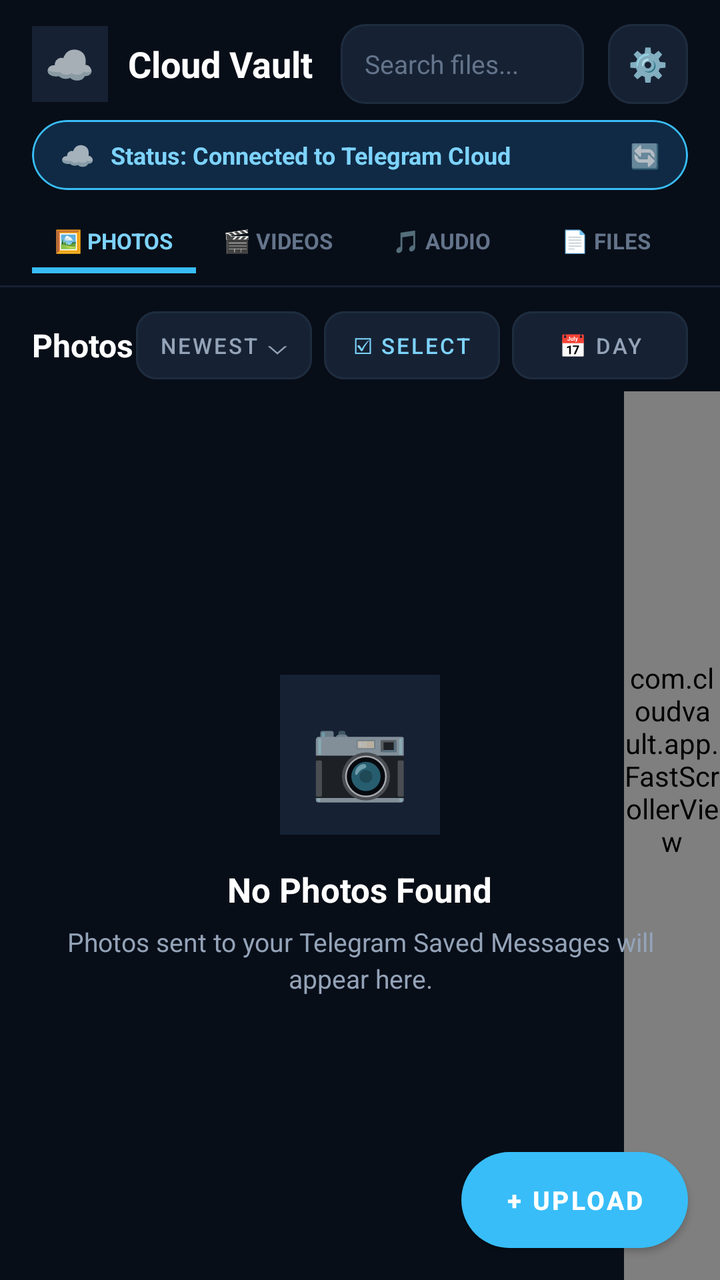
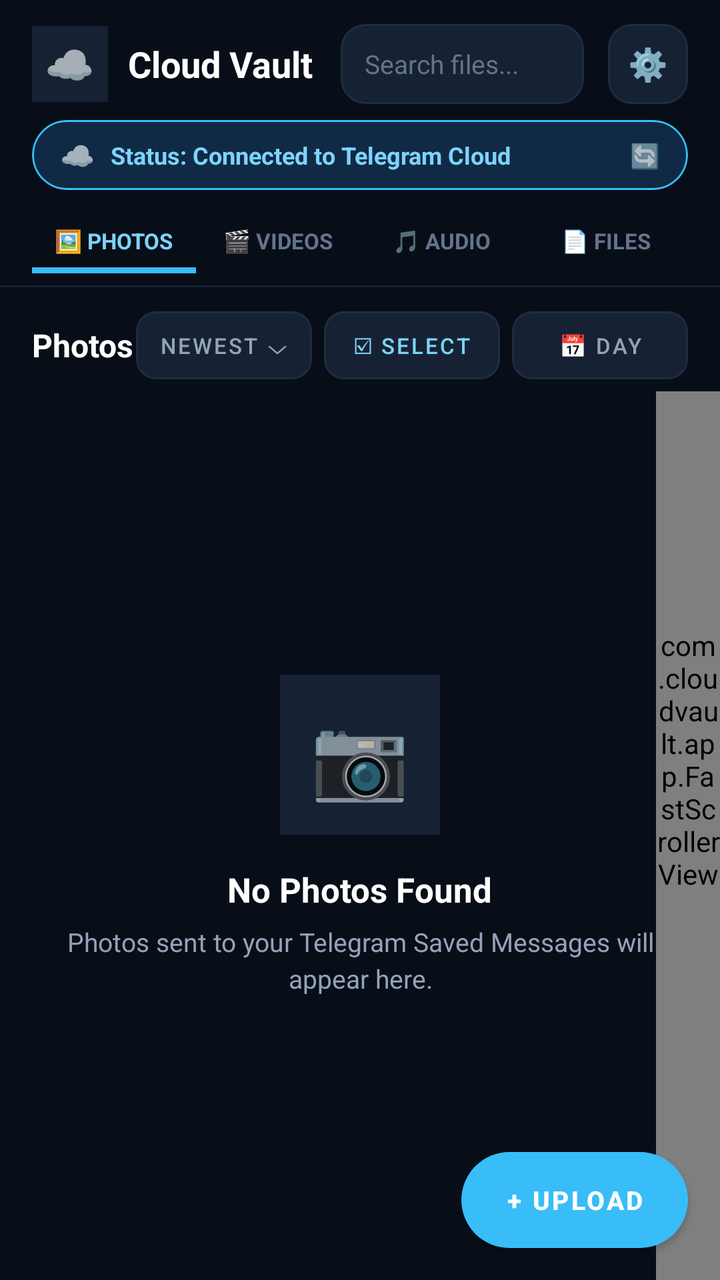

Two renders of the same Android screen: before a commit and after it. Below are the layout's source before the change and the commit's diff.
<!-- AndroidManifest.xml: application theme Theme.CloudVault -->
<!-- res/layout/activity_main.xml -->
<?xml version="1.0" encoding="utf-8"?>
<LinearLayout xmlns:android="http://schemas.android.com/apk/res/android"
    xmlns:app="http://schemas.android.com/apk/res-auto"
    android:layout_width="match_parent"
    android:layout_height="match_parent"
    android:orientation="vertical"
    android:background="@color/bg_dark">

    
    <LinearLayout
        android:id="@+id/layoutNormalTopBar"
        android:layout_width="match_parent"
        android:layout_height="wrap_content"
        android:orientation="horizontal"
        android:gravity="center_vertical"
        android:paddingStart="16dp"
        android:paddingEnd="16dp"
        android:paddingTop="12dp"
        android:paddingBottom="8dp">

        
        <LinearLayout
            android:layout_width="wrap_content"
            android:layout_height="wrap_content"
            android:orientation="horizontal"
            android:gravity="center_vertical">

            <FrameLayout
                android:layout_width="38dp"
                android:layout_height="38dp"
                android:background="@drawable/ic_launcher_background"
                android:backgroundTint="@color/bg_surface_elevated">

                <TextView
                    android:layout_width="wrap_content"
                    android:layout_height="wrap_content"
                    android:layout_gravity="center"
                    android:text="☁️"
                    android:textSize="20sp" />
            </FrameLayout>

            <TextView
                android:layout_width="wrap_content"
                android:layout_height="wrap_content"
                android:layout_marginStart="10dp"
                android:text="Cloud Vault"
                android:textColor="@color/text_primary"
                android:textSize="18sp"
                android:textStyle="bold" />
        </LinearLayout>

        <EditText
            android:id="@+id/etSearch"
            android:layout_width="0dp"
            android:layout_height="40dp"
            android:layout_weight="1"
            android:layout_marginStart="14dp"
            android:layout_marginEnd="8dp"
            android:background="@drawable/bg_search"
            android:hint="Search files..."
            android:textColorHint="@color/text_muted"
            android:textColor="@color/text_primary"
            android:textSize="13sp"
            android:paddingStart="12dp"
            android:paddingEnd="12dp"
            android:singleLine="true"
            android:imeOptions="actionSearch" />

        
        <com.google.android.material.button.MaterialButton
            android:id="@+id/btnSettings"
            android:layout_width="40dp"
            android:layout_height="40dp"
            android:layout_marginStart="4dp"
            android:text="⚙️"
            android:textColor="@color/text_primary"
            android:textSize="16sp"
            app:cornerRadius="12dp"
            app:backgroundTint="@color/bg_surface_elevated"
            app:strokeColor="@color/card_border"
            app:strokeWidth="1dp"
            android:padding="0dp"
            android:insetTop="0dp"
            android:insetBottom="0dp"
            android:insetLeft="0dp"
            android:insetRight="0dp"
            style="@style/Widget.MaterialComponents.Button" />
    </LinearLayout>

    
    <LinearLayout
        android:id="@+id/layoutSelectionTopBar"
        android:layout_width="match_parent"
        android:layout_height="wrap_content"
        android:orientation="horizontal"
        android:gravity="center_vertical"
        android:paddingStart="16dp"
        android:paddingEnd="16dp"
        android:paddingTop="12dp"
        android:paddingBottom="8dp"
        android:visibility="gone"
        android:background="@color/bg_surface">

        
        <TextView
            android:id="@+id/btnCloseSelection"
            android:layout_width="40dp"
            android:layout_height="40dp"
            android:gravity="center"
            android:text="✕"
            android:textColor="@color/text_primary"
            android:textSize="20sp"
            android:background="?attr/selectableItemBackgroundBorderless" />

        
        <TextView
            android:id="@+id/tvSelectionCount"
            android:layout_width="0dp"
            android:layout_height="wrap_content"
            android:layout_weight="1"
            android:layout_marginStart="12dp"
            android:text="1 item selected"
            android:textColor="@color/text_primary"
            android:textSize="17sp"
            android:textStyle="bold" />

        
        <com.google.android.material.button.MaterialButton
            android:id="@+id/btnSelectAll"
            android:layout_width="wrap_content"
            android:layout_height="36dp"
            android:text="Select All"
            android:textColor="@color/accent_cyan_bright"
            android:textSize="12sp"
            android:textStyle="bold"
            app:cornerRadius="18dp"
            app:backgroundTint="@color/bg_surface_elevated"
            app:strokeColor="@color/card_border"
            app:strokeWidth="1dp"
            android:paddingStart="14dp"
            android:paddingEnd="14dp"
            android:insetTop="0dp"
            android:insetBottom="0dp"
            style="@style/Widget.MaterialComponents.Button" />
    </LinearLayout>

    
    <com.google.android.material.card.MaterialCardView
        android:id="@+id/cardStatusBanner"
        android:layout_width="match_parent"
        android:layout_height="wrap_content"
        android:layout_marginStart="16dp"
        android:layout_marginEnd="16dp"
        app:cardCornerRadius="20dp"
        app:cardElevation="0dp"
        app:cardBackgroundColor="@color/status_pill_bg"
        app:strokeColor="@color/status_pill_border"
        app:strokeWidth="1dp"
        android:clickable="true"
        android:focusable="true">

        <LinearLayout
            android:layout_width="match_parent"
            android:layout_height="wrap_content"
            android:orientation="horizontal"
            android:gravity="center_vertical"
            android:paddingStart="14dp"
            android:paddingEnd="14dp"
            android:paddingTop="8dp"
            android:paddingBottom="8dp">

            <TextView
                android:layout_width="wrap_content"
                android:layout_height="wrap_content"
                android:text="☁️"
                android:textSize="14sp" />

            <TextView
                android:id="@+id/tvStatus"
                android:layout_width="0dp"
                android:layout_height="wrap_content"
                android:layout_weight="1"
                android:layout_marginStart="8dp"
                android:text="Status: Connected to Telegram Cloud"
                android:textColor="@color/accent_cyan_bright"
                android:textSize="12sp"
                android:textStyle="bold"
                android:maxLines="1"
                android:ellipsize="end" />

            <TextView
                android:layout_width="wrap_content"
                android:layout_height="wrap_content"
                android:text="🔄"
                android:textSize="12sp" />
        </LinearLayout>
    </com.google.android.material.card.MaterialCardView>

    
    <LinearLayout
        android:layout_width="match_parent"
        android:layout_height="wrap_content"
        android:layout_marginTop="12dp"
        android:paddingStart="16dp"
        android:paddingEnd="16dp"
        android:orientation="horizontal">

        <LinearLayout
            android:id="@+id/tabPhotosContainer"
            android:layout_width="0dp"
            android:layout_height="wrap_content"
            android:layout_weight="1"
            android:orientation="vertical"
            android:gravity="center"
            android:paddingTop="6dp"
            android:paddingBottom="6dp"
            android:background="?attr/selectableItemBackground"
            android:clickable="true"
            android:focusable="true">

            <TextView
                android:id="@+id/tvTabPhotosLabel"
                android:layout_width="wrap_content"
                android:layout_height="wrap_content"
                android:text="🖼 PHOTOS"
                android:textColor="@color/accent_cyan_bright"
                android:textSize="11sp"
                android:textStyle="bold"
                android:singleLine="true" />

            <View
                android:id="@+id/tabPhotosIndicator"
                android:layout_width="match_parent"
                android:layout_height="3dp"
                android:layout_marginTop="6dp"
                android:background="@color/accent_cyan" />
        </LinearLayout>

        <LinearLayout
            android:id="@+id/tabVideosContainer"
            android:layout_width="0dp"
            android:layout_height="wrap_content"
            android:layout_weight="1"
            android:orientation="vertical"
            android:gravity="center"
            android:paddingTop="6dp"
            android:paddingBottom="6dp"
            android:background="?attr/selectableItemBackground"
            android:clickable="true"
            android:focusable="true">

            <TextView
                android:id="@+id/tvTabVideosLabel"
                android:layout_width="wrap_content"
                android:layout_height="wrap_content"
                android:text="🎬 VIDEOS"
                android:textColor="@color/tab_inactive"
                android:textSize="11sp"
                android:textStyle="bold"
                android:singleLine="true" />

            <View
                android:id="@+id/tabVideosIndicator"
                android:layout_width="match_parent"
                android:layout_height="3dp"
                android:layout_marginTop="6dp"
                android:background="@android:color/transparent" />
        </LinearLayout>

        <LinearLayout
            android:id="@+id/tabAudiosContainer"
            android:layout_width="0dp"
            android:layout_height="wrap_content"
            android:layout_weight="1"
            android:orientation="vertical"
            android:gravity="center"
            android:paddingTop="6dp"
            android:paddingBottom="6dp"
            android:background="?attr/selectableItemBackground"
            android:clickable="true"
            android:focusable="true">

            <TextView
                android:id="@+id/tvTabAudiosLabel"
                android:layout_width="wrap_content"
                android:layout_height="wrap_content"
                android:text="🎵 AUDIO"
                android:textColor="@color/tab_inactive"
                android:textSize="11sp"
                android:textStyle="bold"
                android:singleLine="true" />

            <View
                android:id="@+id/tabAudiosIndicator"
                android:layout_width="match_parent"
                android:layout_height="3dp"
                android:layout_marginTop="6dp"
                android:background="@android:color/transparent" />
        </LinearLayout>

        <LinearLayout
            android:id="@+id/tabFilesContainer"
            android:layout_width="0dp"
            android:layout_height="wrap_content"
            android:layout_weight="1"
            android:orientation="vertical"
            android:gravity="center"
            android:paddingTop="6dp"
            android:paddingBottom="6dp"
            android:background="?attr/selectableItemBackground"
            android:clickable="true"
            android:focusable="true">

            <TextView
                android:id="@+id/tvTabFilesLabel"
                android:layout_width="wrap_content"
                android:layout_height="wrap_content"
                android:text="📄 FILES"
                android:textColor="@color/tab_inactive"
                android:textSize="11sp"
                android:textStyle="bold"
                android:singleLine="true" />

            <View
                android:id="@+id/tabFilesIndicator"
                android:layout_width="match_parent"
                android:layout_height="3dp"
                android:layout_marginTop="6dp"
                android:background="@android:color/transparent" />
        </LinearLayout>

    </LinearLayout>

    <View
        android:layout_width="match_parent"
        android:layout_height="1dp"
        android:background="@color/divider_color" />

    
    <LinearLayout
        android:layout_width="match_parent"
        android:layout_height="wrap_content"
        android:orientation="horizontal"
        android:gravity="center_vertical"
        android:paddingStart="16dp"
        android:paddingEnd="16dp"
        android:paddingTop="12dp"
        android:paddingBottom="6dp">

        <TextView
            android:id="@+id/tvSectionTitle"
            android:layout_width="0dp"
            android:layout_height="wrap_content"
            android:layout_weight="1"
            android:text="Photos"
            android:textColor="@color/text_primary"
            android:textSize="16sp"
            android:textStyle="bold" />

        <com.google.android.material.button.MaterialButton
            android:id="@+id/btnSortFilter"
            android:layout_width="wrap_content"
            android:layout_height="34dp"
            android:text="Newest ⌵"
            android:textColor="@color/text_secondary"
            android:textSize="11sp"
            app:cornerRadius="10dp"
            app:backgroundTint="@color/bg_surface_elevated"
            app:strokeColor="@color/card_border"
            app:strokeWidth="1dp"
            android:paddingStart="10dp"
            android:paddingEnd="10dp"
            android:insetTop="0dp"
            android:insetBottom="0dp"
            style="@style/Widget.MaterialComponents.Button" />

        <com.google.android.material.button.MaterialButton
            android:id="@+id/btnStartSelect"
            android:layout_width="wrap_content"
            android:layout_height="34dp"
            android:layout_marginStart="6dp"
            android:text="☑ Select"
            android:textColor="@color/accent_cyan_bright"
            android:textSize="11sp"
            app:cornerRadius="10dp"
            app:backgroundTint="@color/bg_surface_elevated"
            app:strokeColor="@color/card_border"
            app:strokeWidth="1dp"
            android:paddingStart="10dp"
            android:paddingEnd="10dp"
            android:insetTop="0dp"
            android:insetBottom="0dp"
            style="@style/Widget.MaterialComponents.Button" />

        <com.google.android.material.button.MaterialButton
            android:id="@+id/btnGridToggle"
            android:layout_width="wrap_content"
            android:layout_height="34dp"
            android:layout_marginStart="6dp"
            android:text="📅 Day"
            android:textColor="@color/text_secondary"
            android:textSize="11sp"
            app:cornerRadius="10dp"
            app:backgroundTint="@color/bg_surface_elevated"
            app:strokeColor="@color/card_border"
            app:strokeWidth="1dp"
            android:paddingStart="10dp"
            android:paddingEnd="10dp"
            android:insetTop="0dp"
            android:insetBottom="0dp"
            style="@style/Widget.MaterialComponents.Button" />
    </LinearLayout>

    
    <FrameLayout
        android:layout_width="match_parent"
        android:layout_height="0dp"
        android:layout_weight="1">

        <androidx.recyclerview.widget.RecyclerView
            android:id="@+id/rvMediaGrid"
            android:layout_width="match_parent"
            android:layout_height="match_parent"
            android:clipToPadding="false"
            android:paddingStart="8dp"
            android:paddingEnd="8dp"
            android:paddingTop="4dp"
            android:paddingBottom="80dp"
            android:scrollbars="none" />

        
        <com.cloudvault.app.FastScrollerView
            android:id="@+id/fastScroller"
            android:layout_width="48dp"
            android:layout_height="match_parent"
            android:layout_gravity="end"
            android:paddingTop="8dp"
            android:paddingBottom="84dp" />

        
        <LinearLayout
            android:id="@+id/layoutEmptyState"
            android:layout_width="match_parent"
            android:layout_height="match_parent"
            android:orientation="vertical"
            android:gravity="center"
            android:padding="24dp">

            <FrameLayout
                android:layout_width="80dp"
                android:layout_height="80dp"
                android:background="@drawable/ic_launcher_background"
                android:backgroundTint="@color/bg_surface_elevated">

                <TextView
                    android:id="@+id/tvEmptyEmoji"
                    android:layout_width="wrap_content"
                    android:layout_height="wrap_content"
                    android:layout_gravity="center"
                    android:text="📷"
                    android:textSize="40sp" />
            </FrameLayout>

            <TextView
                android:id="@+id/tvEmptyTitle"
                android:layout_width="wrap_content"
                android:layout_height="wrap_content"
                android:layout_marginTop="16dp"
                android:text="No Photos Found"
                android:textColor="@color/text_primary"
                android:textSize="17sp"
                android:textStyle="bold" />

            <TextView
                android:id="@+id/tvEmptySubtitle"
                android:layout_width="wrap_content"
                android:layout_height="wrap_content"
                android:layout_marginTop="6dp"
                android:gravity="center"
                android:text="Photos sent to your Telegram Saved Messages will appear here."
                android:textColor="@color/text_secondary"
                android:textSize="13sp"
                android:lineSpacingExtra="3dp" />
        </LinearLayout>

        
        <ProgressBar
            android:id="@+id/pbLoading"
            android:layout_width="44dp"
            android:layout_height="44dp"
            android:layout_gravity="center"
            android:indeterminateTint="@color/accent_cyan"
            android:visibility="gone" />

        
        <com.google.android.material.button.MaterialButton
            android:id="@+id/fabUpload"
            android:layout_width="wrap_content"
            android:layout_height="48dp"
            android:layout_gravity="bottom|end"
            android:layout_marginEnd="16dp"
            android:layout_marginBottom="16dp"
            android:text="+ UPLOAD"
            android:textColor="#FFFFFF"
            android:textSize="13sp"
            android:textStyle="bold"
            app:cornerRadius="24dp"
            app:backgroundTint="@color/accent_cyan"
            app:elevation="6dp"
            android:paddingStart="22dp"
            android:paddingEnd="22dp"
            android:insetTop="0dp"
            android:insetBottom="0dp"
            style="@style/Widget.MaterialComponents.Button" />

        
        <com.google.android.material.card.MaterialCardView
            android:id="@+id/layoutSelectionBottomBar"
            android:layout_width="match_parent"
            android:layout_height="wrap_content"
            android:layout_gravity="bottom"
            android:layout_marginStart="16dp"
            android:layout_marginEnd="16dp"
            android:layout_marginBottom="16dp"
            android:visibility="gone"
            app:cardCornerRadius="24dp"
            app:cardElevation="10dp"
            app:cardBackgroundColor="@color/bg_surface"
            app:strokeColor="@color/card_border"
            app:strokeWidth="1dp">

            <LinearLayout
                android:layout_width="match_parent"
                android:layout_height="wrap_content"
                android:orientation="horizontal"
                android:gravity="center"
                android:padding="8dp">

                
                <com.google.android.material.button.MaterialButton
                    android:id="@+id/btnDownloadSelected"
                    android:layout_width="0dp"
                    android:layout_height="46dp"
                    android:layout_weight="1"
                    android:layout_marginEnd="6dp"
                    android:text="⬇ Download"
                    android:textColor="#FFFFFF"
                    android:textSize="13sp"
                    android:textStyle="bold"
                    app:backgroundTint="@color/accent_blue"
                    app:cornerRadius="23dp"
                    android:insetTop="0dp"
                    android:insetBottom="0dp"
                    style="@style/Widget.MaterialComponents.Button" />

                
                <com.google.android.material.button.MaterialButton
                    android:id="@+id/btnDeleteSelected"
                    android:layout_width="0dp"
                    android:layout_height="46dp"
                    android:layout_weight="1"
                    android:layout_marginStart="6dp"
                    android:text="🗑 Delete"
                    android:textColor="#FFFFFF"
                    android:textSize="13sp"
                    android:textStyle="bold"
                    app:backgroundTint="@color/status_error"
                    app:cornerRadius="23dp"
                    android:insetTop="0dp"
                    android:insetBottom="0dp"
                    style="@style/Widget.MaterialComponents.Button" />

            </LinearLayout>
        </com.google.android.material.card.MaterialCardView>

    </FrameLayout>

</LinearLayout>
<!-- resources referenced by this layout -->
<resources>
  <color name="accent_blue">#38BDF8</color>
  <color name="accent_cyan">#38BDF8</color>
  <color name="accent_cyan_bright">#7DD3FC</color>
  <color name="bg_dark">#080E18</color>
  <color name="bg_surface">#0F172A</color>
  <color name="bg_surface_elevated">#162234</color>
  <color name="card_border">#1E2C3F</color>
  <color name="divider_color">#162234</color>
  <color name="status_error">#EF4444</color>
  <color name="status_pill_bg">#102A45</color>
  <color name="status_pill_border">#38BDF8</color>
  <color name="tab_inactive">#64748B</color>
  <color name="text_muted">#64748B</color>
  <color name="text_primary">#FFFFFF</color>
  <color name="text_secondary">#94A3B8</color>
  <!-- drawable bg_search (drawable) -->
  <?xml version="1.0" encoding="utf-8"?>
  <shape xmlns:android="http://schemas.android.com/apk/res/android"
      android:shape="rectangle">
      <solid android:color="@color/bg_surface_elevated" />
      <corners android:radius="12dp" />
      <stroke android:color="@color/card_border" android:width="1dp" />
  </shape>
  <!-- drawable ic_launcher_background (drawable) -->
  <?xml version="1.0" encoding="utf-8"?>
  <vector xmlns:android="http://schemas.android.com/apk/res/android"
      android:width="108dp"
      android:height="108dp"
      android:viewportWidth="108"
      android:viewportHeight="108">
      <path
          android:fillColor="#3B82F6"
          android:pathData="M0,0h108v108h-108z"/>
  </vector>
  <style name="Theme.CloudVault" parent="Theme.MaterialComponents.NoActionBar">
          <item name="colorPrimary">@color/accent_cyan</item>
          <item name="colorPrimaryVariant">@color/accent_blue</item>
          <item name="colorOnPrimary">#FFFFFF</item>
          <item name="colorSecondary">@color/accent_cyan_bright</item>
          <item name="colorSecondaryVariant">@color/accent_cyan</item>
          <item name="colorOnSecondary">#000000</item>
          <item name="android:statusBarColor">@color/bg_dark</item>
          <item name="android:navigationBarColor">@color/bg_dark</item>
          <item name="android:windowBackground">@color/bg_dark</item>
          <item name="android:windowLightStatusBar">false</item>
          <item name="android:windowLightNavigationBar">false</item>
          <item name="alertDialogTheme">@style/Theme.CloudVault.Dialog.Alert</item>
          <item name="materialAlertDialogTheme">@style/Theme.CloudVault.Dialog.Alert</item>
      </style>
  <color name="card_bg">#0F172A</color>
  <style name="ShapeAppearance.CloudVault.Dialog" parent="ShapeAppearance.MaterialComponents.LargeComponent">
          <item name="cornerSize">16dp</item>
      </style>
  <style name="Widget.CloudVault.Dialog.Button.Positive" parent="Widget.MaterialComponents.Button.TextButton.Dialog">
          <item name="android:textColor">@color/accent_cyan_bright</item>
          <item name="android:textStyle">bold</item>
      </style>
  <style name="Widget.CloudVault.Dialog.Button.Negative" parent="Widget.MaterialComponents.Button.TextButton.Dialog">
          <item name="android:textColor">@color/text_secondary</item>
      </style>
  <style name="Widget.CloudVault.Dialog.Button.Neutral" parent="Widget.MaterialComponents.Button.TextButton.Dialog">
          <item name="android:textColor">@color/accent_blue_light</item>
      </style>
  <color name="accent_blue_light">#BAE6FD</color>
  <!-- unchanged entries left out for length: 1 -->
</resources>

<!-- the commit's change to res/layout/activity_main.xml (unified diff, before → after) -->
@@ -431,7 +431,7 @@
         
         <com.cloudvault.app.FastScrollerView
             android:id="@+id/fastScroller"
-            android:layout_width="48dp"
+            android:layout_width="32dp"
             android:layout_height="match_parent"
             android:layout_gravity="end"
             android:paddingTop="8dp"
